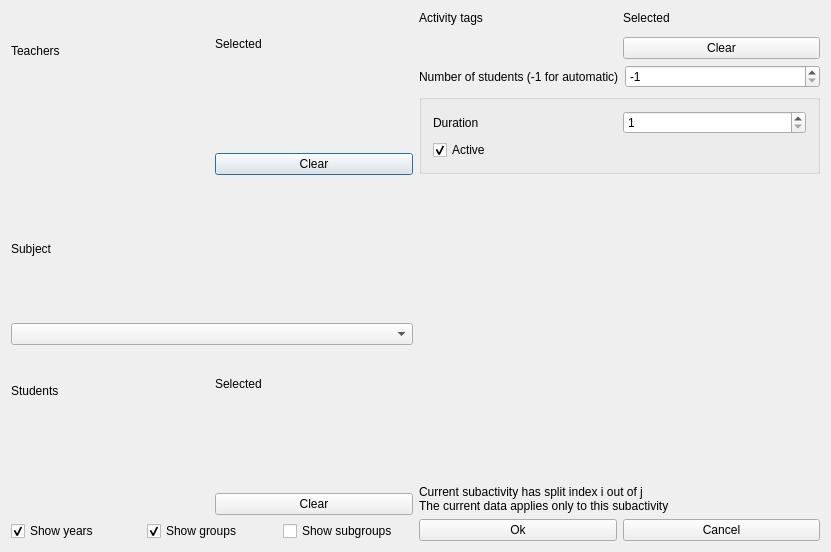
Old version of the form src/interface/modifysubactivityform_template.ui in the repository janLo/FET.
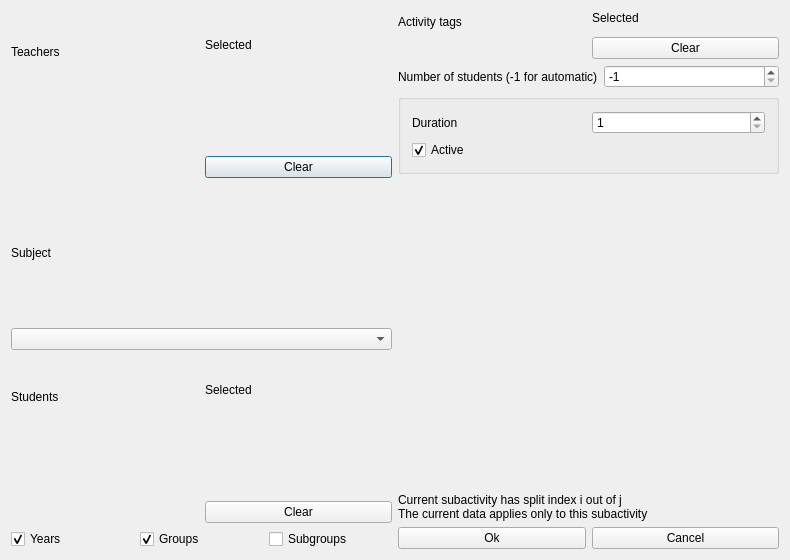
New version of the form. Custom widgets are drawn as their Qt base class.

The edit to the form file:
```diff
--- a/src/interface/modifysubactivityform_template.ui
+++ b/src/interface/modifysubactivityform_template.ui
@@ -6,15 +6,15 @@
    <rect>
     <x>0</x>
     <y>0</y>
-    <width>831</width>
-    <height>552</height>
+    <width>790</width>
+    <height>560</height>
    </rect>
   </property>
   <property name="windowTitle">
    <string extracomment="Title of dialog to modify a subactivity">Modify subactivity</string>
   </property>
   <layout class="QGridLayout" name="gridLayout">
-   <item row="0" column="0" rowspan="3">
+   <item row="0" column="0">
     <layout class="QVBoxLayout">
      <item>
       <layout class="QHBoxLayout">
@@ -173,7 +173,7 @@
        <item>
         <widget class="QCheckBox" name="showYearsCheckBox">
          <property name="text">
-          <string>Show years</string>
+          <string>Years</string>
          </property>
          <property name="checked">
           <bool>true</bool>
@@ -183,7 +183,7 @@
        <item>
         <widget class="QCheckBox" name="showGroupsCheckBox">
          <property name="text">
-          <string>Show groups</string>
+          <string>Groups</string>
          </property>
          <property name="checked">
           <bool>true</bool>
@@ -193,7 +193,7 @@
        <item>
         <widget class="QCheckBox" name="showSubgroupsCheckBox">
          <property name="text">
-          <string>Show subgroups</string>
+          <string>Subgroups</string>
          </property>
         </widget>
        </item>
@@ -202,29 +202,12 @@
     </layout>
    </item>
    <item row="0" column="1">
+    <layout class="QVBoxLayout" name="verticalLayout_4">
+     <item>
+      <layout class="QHBoxLayout" name="horizontalLayout">
+       <item>
     <layout class="QVBoxLayout" name="verticalLayout">
      <item>
-      <layout class="QGridLayout">
-       <item row="0" column="1">
-        <widget class="QLabel" name="selectedActivityTagsTextLabel">
-         <property name="text">
-          <string>Selected</string>
-         </property>
-         <property name="wordWrap">
-          <bool>false</bool>
-         </property>
-        </widget>
-       </item>
-       <item row="1" column="0" rowspan="2">
-        <widget class="Q3ListBox" name="allActivityTagsListBox">
-         <item>
-          <property name="text">
-           <string>New Item</string>
-          </property>
-         </item>
-        </widget>
-       </item>
-       <item row="0" column="0">
         <widget class="QLabel" name="allActivityTagsTextLabel">
          <property name="text">
           <string>Activity tags</string>
@@ -234,14 +217,32 @@
          </property>
         </widget>
        </item>
-       <item row="2" column="1">
-        <widget class="QPushButton" name="clearActivityTagPushButton">
+         <item>
+          <widget class="Q3ListBox" name="allActivityTagsListBox">
+           <item>
          <property name="text">
-          <string>Clear</string>
-         </property>
-        </widget>
-       </item>
-       <item row="1" column="1">
+             <string>New Item</string>
+            </property>
+           </item>
+          </widget>
+         </item>
+        </layout>
+       </item>
+       <item>
+        <layout class="QVBoxLayout" name="verticalLayout_3">
+         <item>
+          <layout class="QVBoxLayout" name="verticalLayout_2">
+           <item>
+            <widget class="QLabel" name="selectedActivityTagsTextLabel">
+             <property name="text">
+              <string comment="It refers to a list of selected activity tags">Selected</string>
+             </property>
+             <property name="wordWrap">
+              <bool>false</bool>
+             </property>
+            </widget>
+           </item>
+           <item>
         <widget class="Q3ListBox" name="selectedActivityTagsListBox">
          <item>
           <property name="text">
@@ -253,6 +254,17 @@
       </layout>
      </item>
      <item>
+          <widget class="QPushButton" name="clearActivityTagPushButton">
+           <property name="text">
+            <string>Clear</string>
+           </property>
+          </widget>
+         </item>
+        </layout>
+       </item>
+      </layout>
+     </item>
+     <item>
       <layout class="QHBoxLayout">
        <item>
         <widget class="QLabel" name="textLabel2">
@@ -347,9 +359,7 @@
        </property>
       </spacer>
      </item>
-    </layout>
-   </item>
-   <item row="1" column="1">
+     <item>
     <widget class="QLabel" name="crtTextLabel">
      <property name="sizePolicy">
       <sizepolicy hsizetype="Minimum" vsizetype="Minimum">
@@ -366,7 +376,7 @@
      </property>
     </widget>
    </item>
-   <item row="2" column="1">
+     <item>
     <layout class="QHBoxLayout">
      <item>
       <widget class="QPushButton" name="okPushButton">
@@ -381,6 +391,8 @@
         <string>Cancel</string>
        </property>
       </widget>
+       </item>
+      </layout>
      </item>
     </layout>
    </item>
```
Left out of the diff: 4 changed lines with no effect on the pictures. Lines whose indentation alone changed are shown as unchanged.
